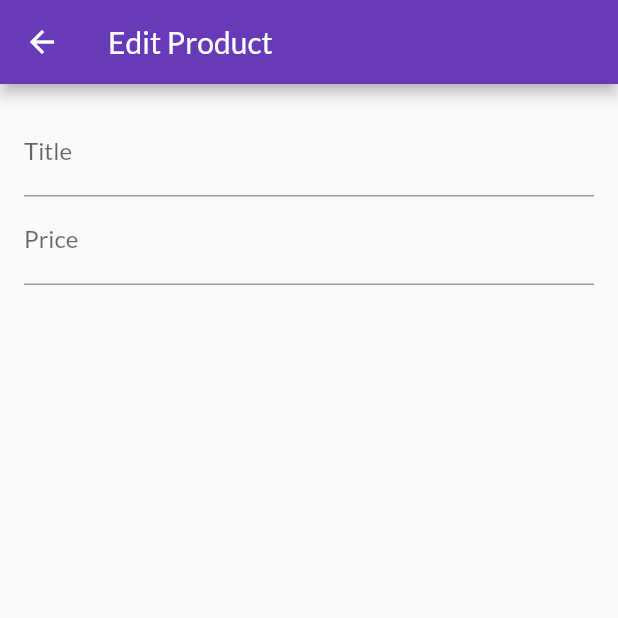
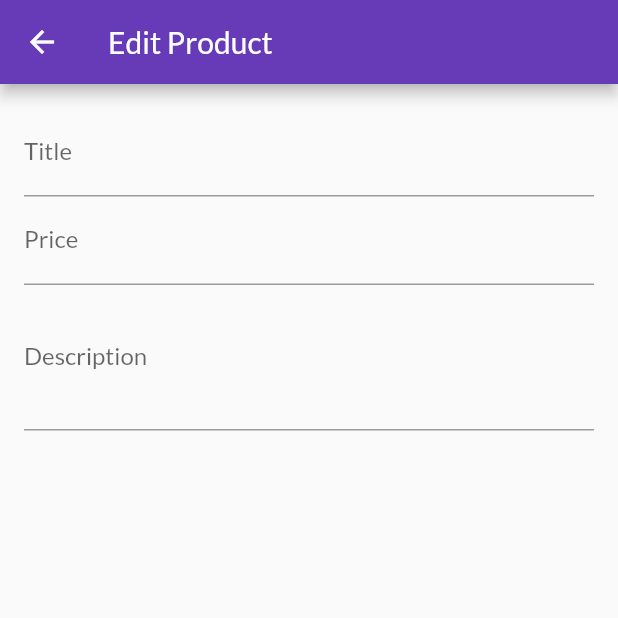
Before and after one commit to emtalen/shop_app, a Flutter app: the EditProductScreen screen opened by its route, on a phone screen of 412 x 824 dp, the top half of it. Run offline on Flutter 3.47's test engine with Material 2 defaults, Android fonts, the phone set to English and light mode, and no system bars; network calls fail.

Commit message:
adding more text inputs to add price and description and a dispose method for the focusnodes

```diff
--- a/lib/screens/edit_product_screen.dart
+++ b/lib/screens/edit_product_screen.dart
@@ -8,7 +8,15 @@ class EditProductScreen extends StatefulWidget {
 
 class _EditProductScreenState extends State<EditProductScreen> {
   final _priceFocusNode = FocusNode();
+  final _descriptionFocusNode = FocusNode();
+
   @override
+  void dispose() {
+    _priceFocusNode.dispose();
+    _descriptionFocusNode.dispose();
+    super.dispose();
+  }
+
   Widget build(BuildContext context) {
     return Scaffold(
       appBar: AppBar(
@@ -32,6 +40,14 @@ class _EditProductScreenState extends State<EditProductScreen> {
                   textInputAction: TextInputAction.next,
                   keyboardType: TextInputType.number,
                   focusNode: _priceFocusNode,
+                  onFieldSubmitted: (_) {
+                    FocusScope.of(context).requestFocus(_descriptionFocusNode);
+                  },
+                ),
+                TextFormField(
+                  decoration: InputDecoration(labelText: 'Description'),
+                  maxLines: 3,
+                  keyboardType: TextInputType.multiline,
                 ),
               ],
             ),
```
